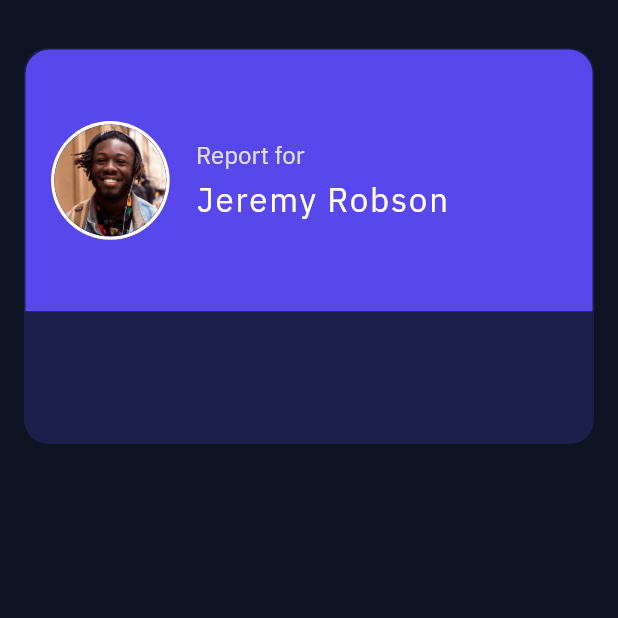
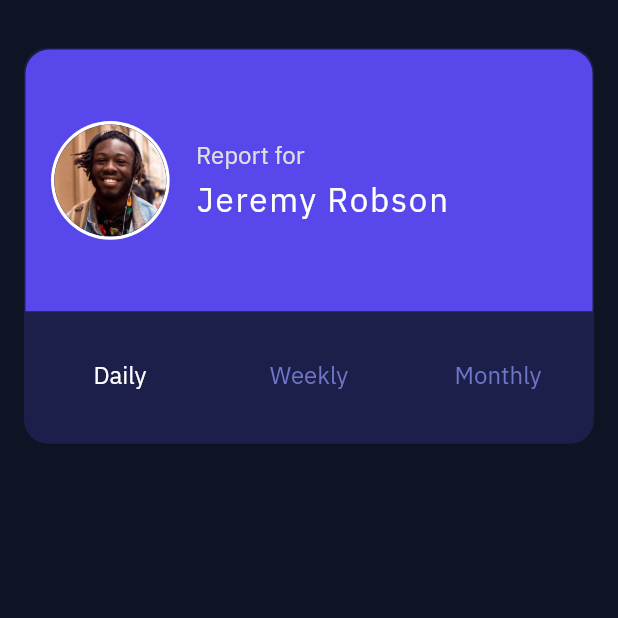
Before and after one commit to Mohammad-Ali96/time_tracking_task, a Flutter app: the screen it shows after launch, on a phone screen of 412 x 824 dp, the top half of it. Run offline on Flutter 3.47's test engine with Material 2 defaults, Android fonts, the phone set to English and light mode, and no system bars; our stand-ins replace auto_route, dartz, dio, easy_localization, flutter_screenutil, get_it and 4 more.

Commit message:
tab bar design

```diff
--- a/assets/translations/en.json
+++ b/assets/translations/en.json
@@ -4,5 +4,8 @@
   "error_message": "Something went wrong, please try again.",
   "no_internet_connection_message": "NO INTERNET, PLEASE CHECK YOUR CONNECTION.",
   "report_for": "Report for",
-  "jeremy_robson" : "Jeremy Robson"
+  "jeremy_robson" : "Jeremy Robson",
+  "daily" : "Daily",
+  "monthly" : "Monthly",
+  "weekly" : "Weekly"
 }
--- a/lib/core/presentation/resources/app_theme.dart
+++ b/lib/core/presentation/resources/app_theme.dart
@@ -40,7 +40,7 @@ class AppTheme {
         elevation: 0,
         titleTextStyle: TextStyle(
             color: appColorScheme.primaryFontColor,
-            fontFamily: 'Butler',
+            fontFamily: 'IBMPlexSans',
             height: 1.0),
       ),
       textTheme: Theme.of(context).textTheme.apply(
@@ -64,7 +64,7 @@ class AppTheme {
           textStyle: MaterialStateProperty.all(TextStyle(
             color: appColorScheme.buttonTextColor,
             fontSize: 18,
-            fontFamily: 'Butler',
+            fontFamily: 'IBMPlexSans',
             height: 1.0,
           )),
         ),
@@ -88,13 +88,13 @@ class AppTheme {
           textStyle: MaterialStateProperty.all(TextStyle(
             color: appColorScheme.accentColor,
             fontSize: 18,
-            fontFamily: 'Butler',
+            fontFamily: 'IBMPlexSans',
             height: 1.0,
           )),
         ),
       ),
       unselectedWidgetColor: appColorScheme.infoTextColor,
-      fontFamily: 'Butler',
+      fontFamily: 'IBMPlexSans',
     );
   }
 
--- a/lib/features/home_page/data/models/enum/interval_model.dart
+++ b/lib/features/home_page/data/models/enum/interval_model.dart
@@ -1,8 +1,8 @@
 import 'package:time_tracking/features/home_page/domain/enum/interval.dart';
 
-enum IntervalModel { daily, weekly, monthly }
+enum IntervalEnumModel { daily, weekly, monthly }
 
-extension MapToDomain on IntervalModel {
-  Interval toDomain() =>
-      Interval.values.firstWhere((element) => element.name == name);
+extension MapToDomain on IntervalEnumModel {
+  IntervalEnum toDomain() =>
+      IntervalEnum.values.firstWhere((element) => element.name == name);
 }
--- a/lib/features/home_page/domain/enum/interval.dart
+++ b/lib/features/home_page/domain/enum/interval.dart
@@ -1,4 +1,4 @@
-enum Interval{
+enum IntervalEnum{
   daily,
   weekly,
   monthly,
--- a/lib/features/home_page/presentation/pages/home_page.dart
+++ b/lib/features/home_page/presentation/pages/home_page.dart
@@ -1,10 +1,10 @@
 import 'package:easy_localization/easy_localization.dart';
 import 'package:flutter/material.dart';
-import 'package:flutter_bloc/flutter_bloc.dart';
 import 'package:flutter_screenutil/flutter_screenutil.dart';
 import 'package:time_tracking/core/presentation/resources/color_repository.dart';
 import 'package:time_tracking/core/presentation/widgets/screen_loader.dart';
 import 'package:time_tracking/core/presentation/widgets/screen_utils.dart';
+import 'package:time_tracking/features/home_page/domain/enum/interval.dart';
 import 'package:time_tracking/gen/assets.gen.dart';
 
 class HomePage extends StatefulWidget {
@@ -94,8 +94,34 @@ class HomePageState extends State<HomePage> with ScreenUtils, ScreenLoader {
                       ),
                     ),
                     Container(
-//                      color: Colors.red,
                       height: 86.h,
+                      child: DefaultTabController(
+                        length: IntervalEnum.values.length,
+                        child: Column(
+                          children: [
+                            Expanded(
+                              child: TabBar(
+                                indicator: const BoxDecoration(
+                                  backgroundBlendMode: null,
+                                ),
+                                labelStyle: const TextStyle(
+                                    fontSize: 16,
+                                    wordSpacing: 1.4,
+                                    fontWeight: FontWeight.w400),
+                                unselectedLabelColor:
+                                    ColorRepository.desaturatedBlue,
+                                tabs: IntervalEnum.values
+                                    .map(
+                                      (interval) => Tab(
+                                        child: Text(interval.name.tr()),
+                                      ),
+                                    )
+                                    .toList(),
+                              ),
+                            ),
+                          ],
+                        ),
+                      ),
                     ),
                   ],
                 ),
```
